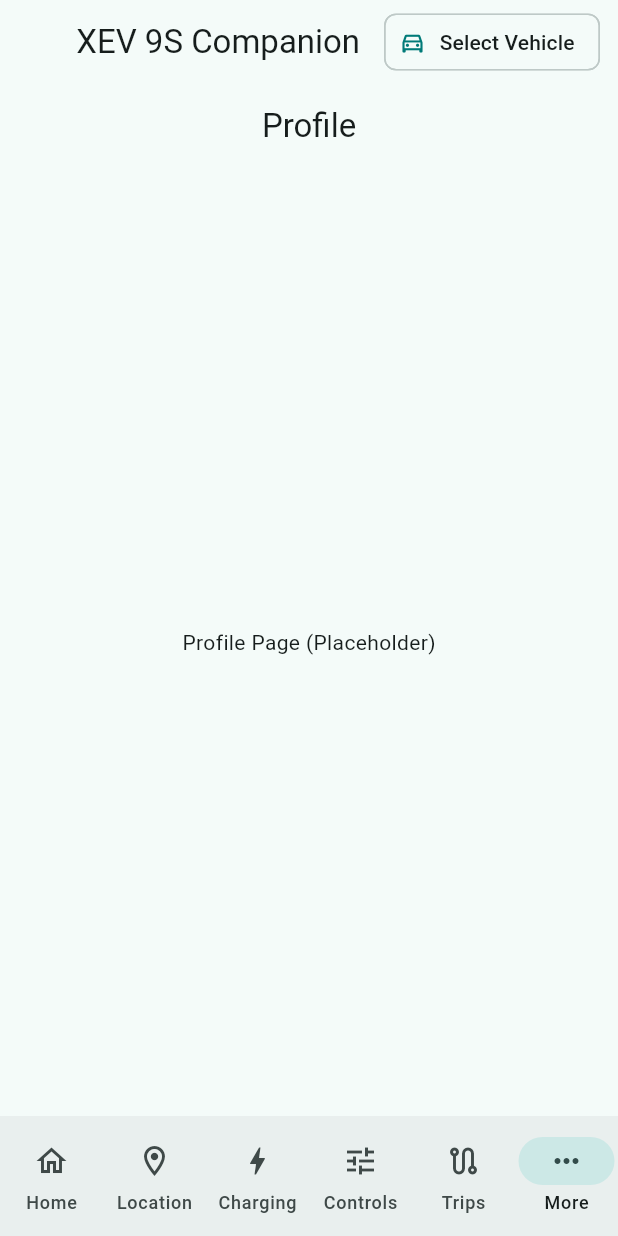
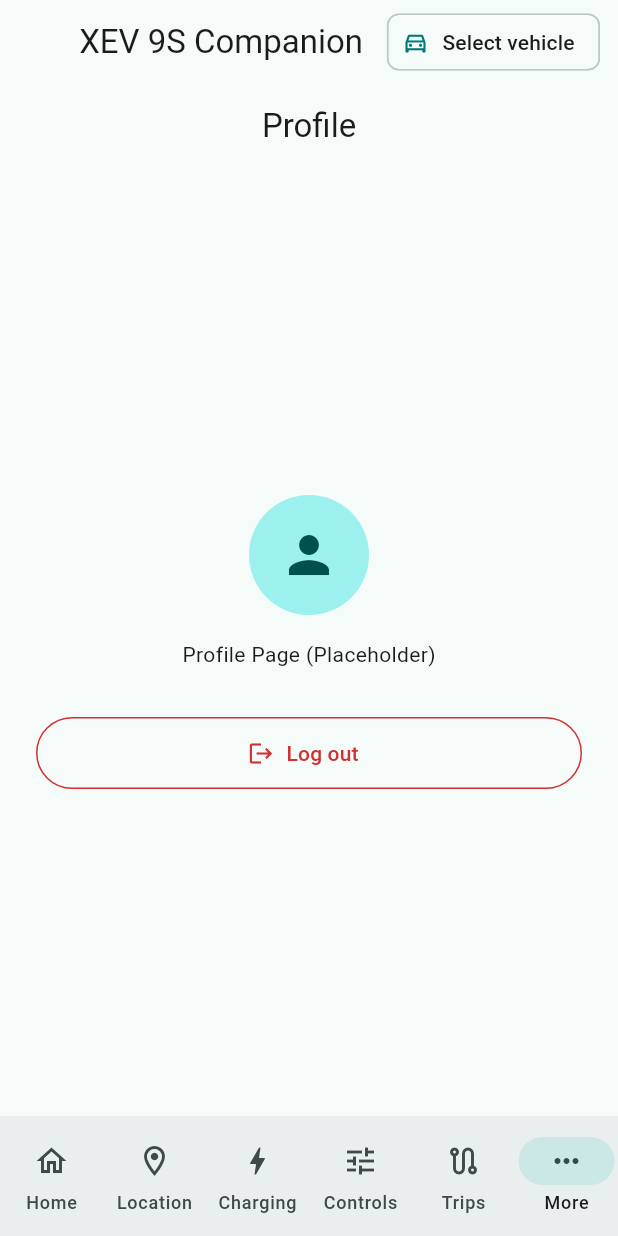
Before and after one commit to vaishnavnest/xev9s-companion, a Flutter app: the ProfilePage screen opened by its route, on a phone screen of 412 x 824 dp. Run offline on Flutter 3.47's test engine with Material 3 defaults, Android fonts, the phone set to English and light mode, and no system bars; our stand-ins replace dio, equatable, flutter_riverpod, flutter_secure_storage, go_router, material_ui and 1 more; accounts and stored records are empty.

Commit message:
feat: add vehicle switcher and logout flow

```diff
--- a/frontend/xev9s_app/lib/app/app_shell.dart
+++ b/frontend/xev9s_app/lib/app/app_shell.dart
@@ -1,7 +1,8 @@
 import 'package:flutter_riverpod/flutter_riverpod.dart';
 import 'package:go_router/go_router.dart';
 import 'package:material_ui/material_ui.dart';
-import '../features/vehicles/selected_vehicle_provider.dart';
+import '../features/vehicles/application/vehicles_controller.dart';
+import '../features/vehicles/presentation/vehicle_switcher_sheet.dart';
 
 class AppShell extends ConsumerWidget {
   const AppShell({
@@ -69,7 +70,7 @@ class AppShell extends ConsumerWidget {
 
   @override
   Widget build(BuildContext context, WidgetRef ref) {
-    final vehicleId = ref.watch(selectedVehicleProvider);
+    final currentVehicle = ref.watch(currentVehicleProvider);
     final currentIndex = navigationShell.currentIndex;
 
     final appBar = AppBar(
@@ -79,10 +80,8 @@ class AppShell extends ConsumerWidget {
           padding: const EdgeInsets.only(right: 12.0),
           child: ActionChip(
             avatar: const Icon(Icons.directions_car_outlined, size: 18),
-            label: Text(vehicleId ?? 'Select Vehicle'),
-            onPressed: () {
-              context.push('/vehicles');
-            },
+            label: Text(currentVehicle?.displayName ?? 'Select vehicle'),
+            onPressed: () => showVehicleSwitcher(context),
           ),
         ),
       ],
--- a/frontend/xev9s_app/lib/features/profile/presentation/profile_page.dart
+++ b/frontend/xev9s_app/lib/features/profile/presentation/profile_page.dart
@@ -1,14 +1,84 @@
+import 'package:flutter_riverpod/flutter_riverpod.dart';
+import 'package:go_router/go_router.dart';
 import 'package:material_ui/material_ui.dart';
+import '../../../shared/widgets/confirm_dialog.dart';
+import '../../auth/application/auth_controller.dart';
 
-class ProfilePage extends StatelessWidget {
+class ProfilePage extends ConsumerWidget {
   const ProfilePage({super.key});
 
+  Future<void> _handleLogout(BuildContext context, WidgetRef ref) async {
+    final confirmed = await ConfirmDialog.show(
+      context,
+      title: 'Log out?',
+      content: 'You will need to sign in again.',
+      confirmLabel: 'Log Out',
+      isDestructive: true,
+    );
+
+    if (confirmed) {
+      await ref.read(authControllerProvider.notifier).logout();
+      if (context.mounted) {
+        context.go('/login');
+      }
+    }
+  }
+
   @override
-  Widget build(BuildContext context) {
+  Widget build(BuildContext context, WidgetRef ref) {
+    final authState = ref.watch(authControllerProvider);
+    final user = authState is AuthAuthenticated ? authState.user : null;
+
     return Scaffold(
       appBar: AppBar(title: const Text('Profile')),
-      body: const Center(
-        child: Text('Profile Page (Placeholder)'),
+      body: Center(
+        child: ConstrainedBox(
+          constraints: const BoxConstraints(maxWidth: 480),
+          child: Padding(
+            padding: const EdgeInsets.all(24.0),
+            child: Column(
+              mainAxisAlignment: MainAxisAlignment.center,
+              children: [
+                const CircleAvatar(
+                  radius: 40,
+                  child: Icon(Icons.person, size: 40),
+                ),
+                const SizedBox(height: 16),
+                if (user != null) ...[
+                  Text(
+                    user.name,
+                    style: Theme.of(context).textTheme.titleLarge?.copyWith(
+                          fontWeight: FontWeight.bold,
+                        ),
+                  ),
+                  const SizedBox(height: 4),
+                  Text(
+                    user.email,
+                    style: Theme.of(context).textTheme.bodyMedium?.copyWith(
+                          color: Theme.of(context).colorScheme.onSurfaceVariant,
+                        ),
+                  ),
+                ] else ...[
+                  const Text('Profile Page (Placeholder)'),
+                ],
+                const SizedBox(height: 32),
+                SizedBox(
+                  width: double.infinity,
+                  height: 48,
+                  child: OutlinedButton.icon(
+                    style: OutlinedButton.styleFrom(
+                      foregroundColor: Theme.of(context).colorScheme.error,
+                      side: BorderSide(color: Theme.of(context).colorScheme.error),
+                    ),
+                    onPressed: () => _handleLogout(context, ref),
+                    icon: const Icon(Icons.logout),
+                    label: const Text('Log out'),
+                  ),
+                ),
+              ],
+            ),
+          ),
+        ),
       ),
     );
   }
```
Also changed, not shown: frontend/xev9s_app/lib/features/vehicles/presentation/vehicle_switcher_sheet.dart (added, +170 -0 lines), 2 other files.
